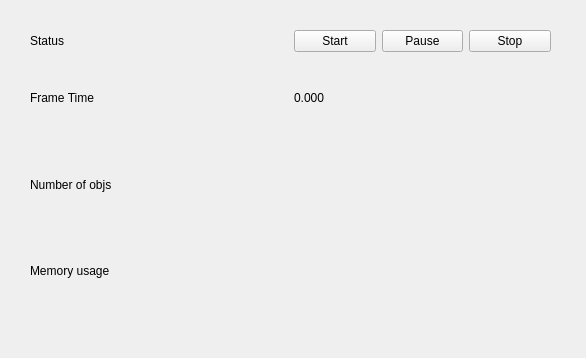
Above: src/StreamingWindow.ui from dvdkouril/MayaUnitySharedMem before the change. Below: the same form after it.
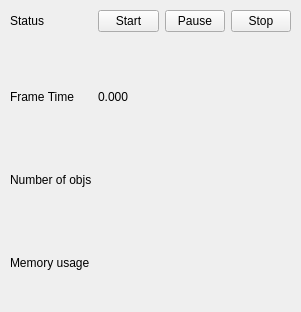
That is the form after the change.

Commit message: Add StreamingWindow closeEvent

Patch:
```diff
--- a/src/StreamingWindow.ui
+++ b/src/StreamingWindow.ui
@@ -6,20 +6,26 @@
    <rect>
     <x>0</x>
     <y>0</y>
-    <width>586</width>
-    <height>358</height>
+    <width>301</width>
+    <height>312</height>
    </rect>
   </property>
+  <property name="sizePolicy">
+   <sizepolicy hsizetype="Fixed" vsizetype="Fixed">
+    <horstretch>0</horstretch>
+    <verstretch>0</verstretch>
+   </sizepolicy>
+  </property>
   <property name="windowTitle">
    <string>Form</string>
   </property>
   <widget class="QWidget" name="layoutWidget">
    <property name="geometry">
     <rect>
-     <x>30</x>
-     <y>30</y>
-     <width>521</width>
-     <height>281</height>
+     <x>10</x>
+     <y>10</y>
+     <width>281</width>
+     <height>291</height>
     </rect>
    </property>
    <layout class="QGridLayout" name="gridLayout">
@@ -48,41 +54,54 @@
       </item>
      </layout>
     </item>
-    <item row="1" column="1">
-     <widget class="QLabel" name="label_3">
-      <property name="text">
-       <string>0.000</string>
-      </property>
-     </widget>
-    </item>
     <item row="2" column="0">
-     <widget class="QLabel" name="label_4">
-      <property name="text">
-       <string>Number of objs</string>
-      </property>
-     </widget>
-    </item>
-    <item row="0" column="0">
-     <widget class="QLabel" name="label">
-      <property name="text">
-       <string>Status</string>
-      </property>
-     </widget>
-    </item>
-    <item row="1" column="0">
      <widget class="QLabel" name="label_2">
       <property name="text">
        <string>Frame Time</string>
       </property>
      </widget>
     </item>
-    <item row="3" column="0">
+    <item row="4" column="0">
      <widget class="QLabel" name="label_5">
       <property name="text">
        <string>Memory usage</string>
       </property>
      </widget>
     </item>
+    <item row="0" column="0">
+     <widget class="QLabel" name="label">
+      <property name="text">
+       <string>Status</string>
+      </property>
+     </widget>
+    </item>
+    <item row="2" column="1">
+     <widget class="QLabel" name="frameTimeLabel">
+      <property name="text">
+       <string>0.000</string>
+      </property>
+     </widget>
+    </item>
+    <item row="3" column="0">
+     <widget class="QLabel" name="label_4">
+      <property name="text">
+       <string>Number of objs</string>
+      </property>
+     </widget>
+    </item>
+    <item row="1" column="1">
+     <spacer name="horizontalSpacer">
+      <property name="orientation">
+       <enum>Qt::Horizontal</enum>
+      </property>
+      <property name="sizeHint" stdset="0">
+       <size>
+        <width>40</width>
+        <height>20</height>
+       </size>
+      </property>
+     </spacer>
+    </item>
    </layout>
   </widget>
  </widget>
```
Left out of the diff: 6 changed lines with no effect on the pictures. The commit also changes 3 other files.
